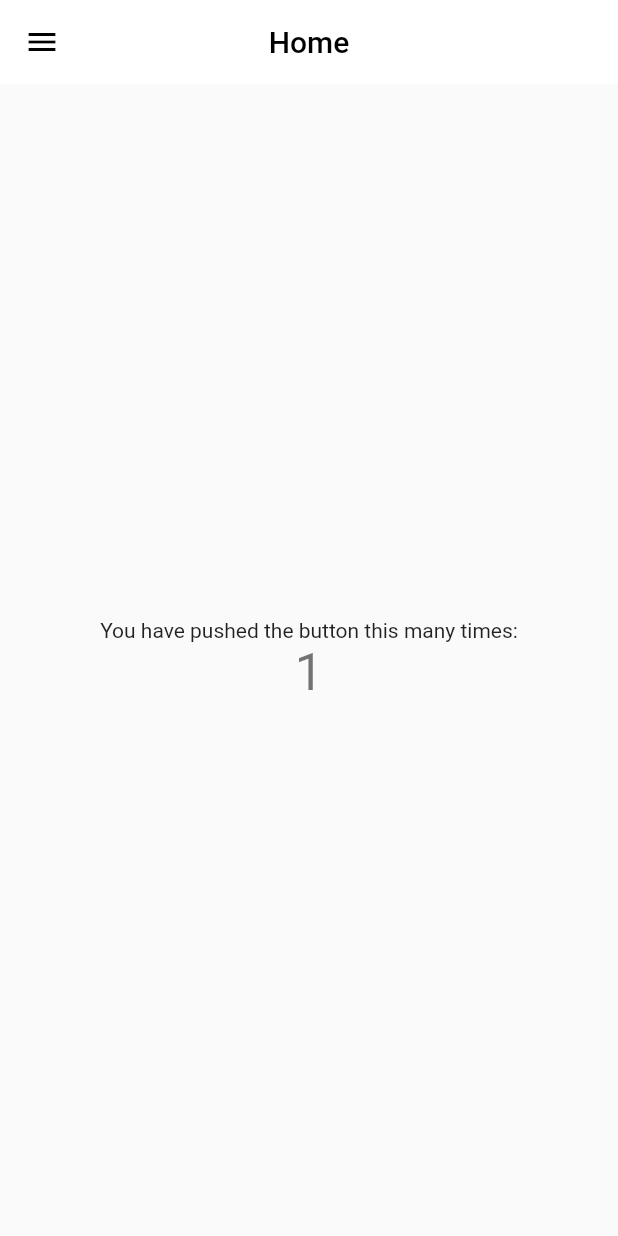
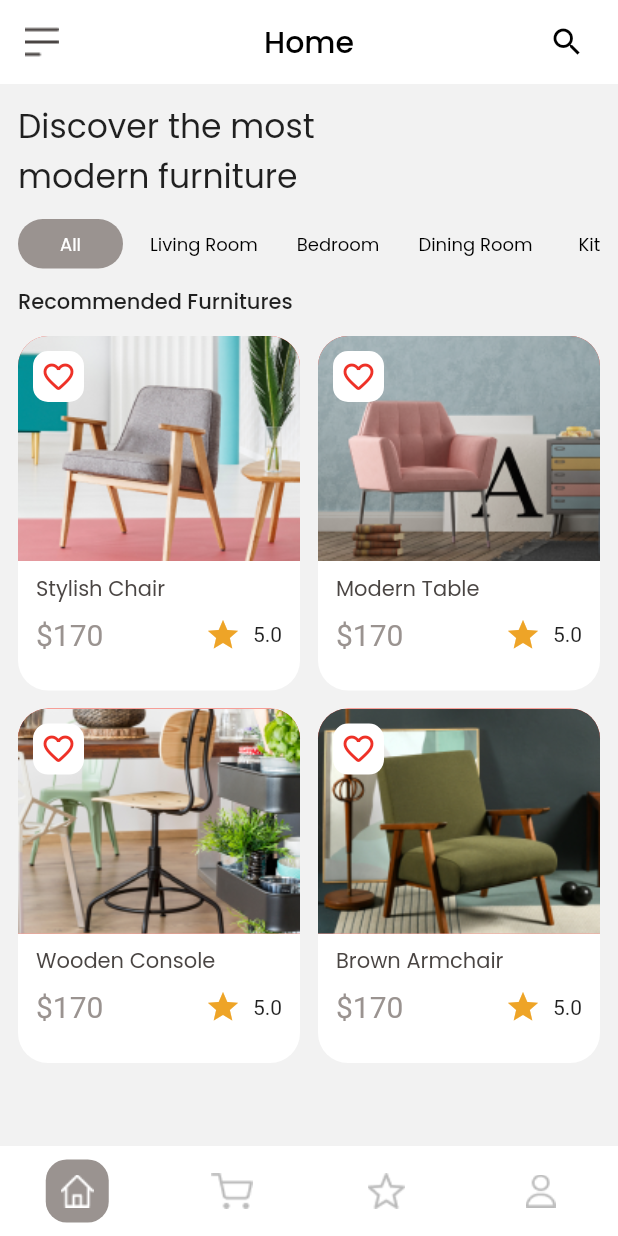
Before and after one commit to egitheri/fugi_furniture, a Flutter app: the screen it shows after launch, on a phone screen of 412 x 824 dp. Run offline on Flutter 3.47's test engine with Material 2 defaults, Android fonts, the phone set to English and light mode, and no system bars; our stand-ins replace google_fonts.

Commit message:
fix ui home

```diff
--- a/lib/main.dart
+++ b/lib/main.dart
@@ -1,4 +1,7 @@
 import 'package:flutter/material.dart';
+import 'package:fugi_furniture/widgets/kategori_widget.dart';
+import 'package:fugi_furniture/widgets/produk_widget.dart';
+import 'package:google_fonts/google_fonts.dart';
 
 void main() {
   runApp(const MyApp());
@@ -32,34 +35,199 @@ class MyHomePage extends StatefulWidget {
 class _MyHomePageState extends State<MyHomePage> {
   @override
   Widget build(BuildContext context) {
+    var size = MediaQuery.of(context).size;
+    final double itemHeight = (size.height - kToolbarHeight - 250) / 2;
+    final double itemWidth = size.width / 2;
     return Scaffold(
+        backgroundColor: Color(0xffF2F2F2),
         appBar: AppBar(
           title: Text(
             "Home",
-          style: TextStyle(color: Colors.black),
+            style: TextStyle(
+                color: Colors.black,
+                fontFamily: GoogleFonts.poppins().fontFamily),
           ),
           backgroundColor: Colors.white,
           elevation: 0,
           centerTitle: true,
-        leading: Icon(
-          Icons.menu,
+          leading: IconButton(
+              onPressed: () {}, icon: Image.asset('assets/icons/icon.png')),
+          actions: [
+            IconButton(
+              onPressed: () {},
+              icon: const Icon(
+                Icons.search,
                 color: Colors.black,
               ),
             ),
-      body: Center(
+            const SizedBox(
+              width: 10,
+            ),
+          ],
+        ),
+        body: Padding(
+          padding: const EdgeInsets.all(12.0),
           child: Column(
-          mainAxisAlignment: MainAxisAlignment.center,
+            mainAxisAlignment: MainAxisAlignment.start,
+            crossAxisAlignment: CrossAxisAlignment.start,
             children: <Widget>[
-            const Text(
-              'You have pushed the button this many times:',
+              SizedBox(
+                width: 200,
+                child: Text(
+                  'Discover the most modern furniture',
+                  style: TextStyle(
+                      fontFamily: GoogleFonts.poppins().fontFamily,
+                      fontSize: 22),
                 ),
-            Text(
-              '1',
-              style: Theme.of(context).textTheme.headline4,
+              ),
+              const SizedBox(
+                height: 12,
+              ),
+              SizedBox(
+                width: MediaQuery.of(context).size.width,
+                height: 33,
+                child: ListView(
+                  scrollDirection: Axis.horizontal,
+                  children: <Widget>[
+                    KategoriWidget(
+                      title: 'All',
+                      status: true,
+                    ),
+                    KategoriWidget(
+                      title: 'Living Room',
+                      status: false,
+                    ),
+                    KategoriWidget(
+                      title: 'Bedroom',
+                      status: false,
+                    ),
+                    KategoriWidget(
+                      title: 'Dining Room',
+                      status: false,
+                    ),
+                    KategoriWidget(
+                      title: 'Kitchen',
+                      status: false,
                     ),
                   ],
                 ),
               ),
+              const SizedBox(
+                height: 12,
+              ),
+              Text(
+                'Recommended Furnitures',
+                style: TextStyle(
+                    fontFamily: GoogleFonts.poppins().fontFamily,
+                    fontWeight: FontWeight.w500),
+              ),
+              const SizedBox(
+                height: 12,
+              ),
+              Expanded(
+                child: GridView.count(
+                  crossAxisCount: 2,
+                  crossAxisSpacing: 12,
+                  mainAxisSpacing: 12,
+                  childAspectRatio: (itemWidth / itemHeight),
+                  children: [
+                    ProdukWidget(
+                        image: 'produk1.png',
+                        title: 'Stylish Chair',
+                        price: '\$170',
+                        rating: '5.0'),
+                    ProdukWidget(
+                        image: 'produk2.png',
+                        title: 'Modern Table',
+                        price: '\$170',
+                        rating: '5.0'),
+                    ProdukWidget(
+                        image: 'produk3.png',
+                        title: 'Wooden Console',
+                        price: '\$170',
+                        rating: '5.0'),
+                    ProdukWidget(
+                        image: 'produk4.png',
+                        title: 'Brown Armchair',
+                        price: '\$170',
+                        rating: '5.0'),
+                  ],
+                ),
+              ),
+            ],
+          ),
+        ),
+        bottomNavigationBar: Container(
+          height: 60,
+          decoration: BoxDecoration(
+            color: Colors.white,
+          ),
+          child: Row(
+            mainAxisAlignment: MainAxisAlignment.spaceAround,
+            children: [
+              Container(
+                width: 42,
+                height: 42,
+                decoration: BoxDecoration(
+                    borderRadius: BorderRadius.circular(14),
+                    color: Color(0xff9A9390)),
+                child: Image.asset(
+                  'assets/icons/home.png',
+                ),
+              ),
+              Container(
+                width: 42,
+                height: 42,
+                decoration: BoxDecoration(
+                  borderRadius: BorderRadius.circular(14),
+                  // color: Color(0xff9A9390),
+                ),
+                child: Image.asset(
+                  'assets/icons/shop.png',
+                ),
+              ),
+              Container(
+                width: 42,
+                height: 42,
+                decoration: BoxDecoration(
+                  borderRadius: BorderRadius.circular(14),
+                  // color: Color(0xff9A9390),
+                ),
+                child: Image.asset(
+                  'assets/icons/start.png',
+                ),
+              ),
+              Container(
+                width: 42,
+                height: 42,
+                decoration: BoxDecoration(
+                  borderRadius: BorderRadius.circular(14),
+                  // color: Color(0xff9A9390),
+                ),
+                child: Image.asset(
+                  'assets/icons/user.png',
+                ),
+              ),
+            ],
+          ),
+        )
+        // BottomNavigationBar(
+        //   items: const <BottomNavigationBarItem>[
+        //     BottomNavigationBarItem(
+        //       icon: IconButton(
+        //         onPressed: () {},
+        //         icon: Icon(Icons.home),
+        //       ),
+        //       label: 'Home',
+        //     ),
+        //     BottomNavigationBarItem(
+        //       icon: Icon(Icons.home),
+        //       label: 'Profil',
+        //     ),
+        //   ],
+        //   showSelectedLabels: false,
+        //   showUnselectedLabels: false,
+        // ),
         );
   }
 }
--- /dev/null
+++ b/lib/widgets/kategori_widget.dart
@@ -0,0 +1,35 @@
+// ignore_for_file: public_member_api_docs, sort_constructors_first
+import 'package:flutter/material.dart';
+import 'package:google_fonts/google_fonts.dart';
+
+class KategoriWidget extends StatelessWidget {
+  var title;
+  bool status;
+
+  KategoriWidget({Key? key, required this.title, required this.status})
+      : super(key: key);
+
+  @override
+  Widget build(BuildContext context) {
+    return Container(
+      constraints: const BoxConstraints(minHeight: 33, minWidth: 70),
+      margin: const EdgeInsets.only(right: 10),
+      decoration: BoxDecoration(
+        color: status ? const Color(0xff9A9390) : null,
+        borderRadius: BorderRadius.circular(20),
+      ),
+      child: Center(
+        child: Padding(
+          padding: const EdgeInsets.all(8.0),
+          child: Text(
+            title,
+            style: TextStyle(
+                color: status ? Colors.white : Colors.black,
+                fontSize: 12,
+                fontFamily: GoogleFonts.poppins().fontFamily),
+          ),
+        ),
+      ),
+    );
+  }
+}
--- /dev/null
+++ b/lib/widgets/produk_widget.dart
@@ -0,0 +1,114 @@
+// ignore_for_file: public_member_api_docs, sort_constructors_first
+import 'package:flutter/material.dart';
+import 'package:google_fonts/google_fonts.dart';
+
+class ProdukWidget extends StatelessWidget {
+  var image;
+  var title;
+  var price;
+  var rating;
+  ProdukWidget({
+    Key? key,
+    required this.image,
+    required this.title,
+    required this.price,
+    required this.rating,
+  }) : super(key: key);
+
+  @override
+  Widget build(BuildContext context) {
+    return Container(
+                  height: 243,
+                  decoration: BoxDecoration(
+                      borderRadius: BorderRadius.circular(20),
+                      color: Colors.white),
+                  child: Column(
+                    mainAxisAlignment: MainAxisAlignment.start,
+                    crossAxisAlignment: CrossAxisAlignment.start,
+                    children: [
+                      Stack(
+                        children: [
+                          Container(
+                            height: 150,
+                            decoration: BoxDecoration(
+                                image: DecorationImage(
+                                    image:
+                                        AssetImage('assets/images/${image}'),
+                                    fit: BoxFit.cover),
+                                color: Colors.red,
+                                borderRadius: BorderRadius.only(
+                                    topRight: Radius.circular(20),
+                                    topLeft: Radius.circular(20))),
+                          ),
+                          Container(
+                            margin: EdgeInsets.all(10),
+                            width: 34,
+                            height: 34,
+                            decoration: BoxDecoration(
+                                borderRadius: BorderRadius.circular(10),
+                                color: Colors.white),
+                            child: Icon(
+                              Icons.favorite_border_rounded,
+                              color: Color(0xffEE3127),
+                            ),
+                          )
+                        ],
+                      ),
+                      SizedBox(
+                        height: 8,
+                      ),
+                      Row(
+                        mainAxisAlignment: MainAxisAlignment.start,
+                        children: [
+                          SizedBox(
+                            width: 12,
+                          ),
+                          Text(
+                            title,
+                            style: TextStyle(
+                                fontFamily: GoogleFonts.poppins().fontFamily,
+                                fontSize: 14,
+                                color: Color(0xff4A4543)),
+                          ),
+                        ],
+                      ),
+                      SizedBox(
+                        height: 8,
+                      ),
+                      Row(
+                        mainAxisAlignment: MainAxisAlignment.spaceBetween,
+                        children: [
+                          Row(
+                            children: [
+                              SizedBox(
+                                width: 12,
+                              ),
+                              Text(
+                                price,
+                                style: TextStyle(
+                                    fontSize: 20, color: Color(0xff9A9390)),
+                              ),
+                            ],
+                          ),
+                          Row(
+                            children: [
+                              Icon(
+                                Icons.star,
+                                color: Color(0xffEEA427),
+                              ),
+                              SizedBox(
+                                width: 8,
+                              ),
+                              Text(rating),
+                              SizedBox(
+                                width: 12,
+                              )
+                            ],
+                          )
+                        ],
+                      )
+                    ],
+                  ),
+    );
+  }
+}
```
Also changed, not shown: pubspec.yaml (+9 -14 lines), assets/icons/home.png (added), assets/icons/icon.png (renamed from assets/Icon.png), assets/icons/shop.png (added), assets/icons/start.png (added), assets/icons/user.png (added), assets/images/produk1.png (renamed from assets/furniture-composition-and-color-scheme-2021-08-26-15-45-26-utc 3.png), assets/images/produk2.png (renamed from assets/master-bedroom-in-pastel-colors-with-vintage-furni-2021-08-26-15-32-58-utc 1.png), assets/images/produk3.png (renamed from assets/modern-furniture-in-dining-room-2021-08-26-15-43-40-utc 1.png), assets/images/produk4.png (renamed from assets/vintage-furniture-against-gray-wall-2021-09-04-01-51-26-utc 1.png), assets/images/vip-office-furniture-on-a-white-background-2021-08-29-11-40-24-utc 1 (1).png (renamed from assets/vip-office-furniture-on-a-white-background-2021-08-29-11-40-24-utc 1 (1).png), pubspec.lock, 1 other file. Lines whose indentation alone changed are shown as unchanged.
